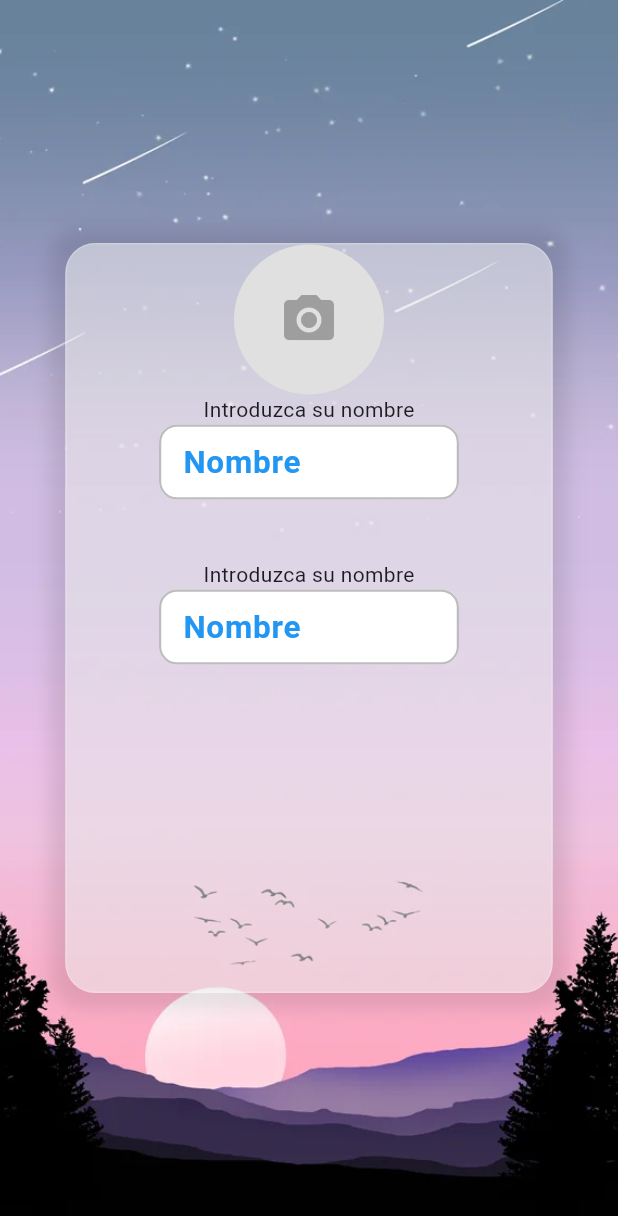
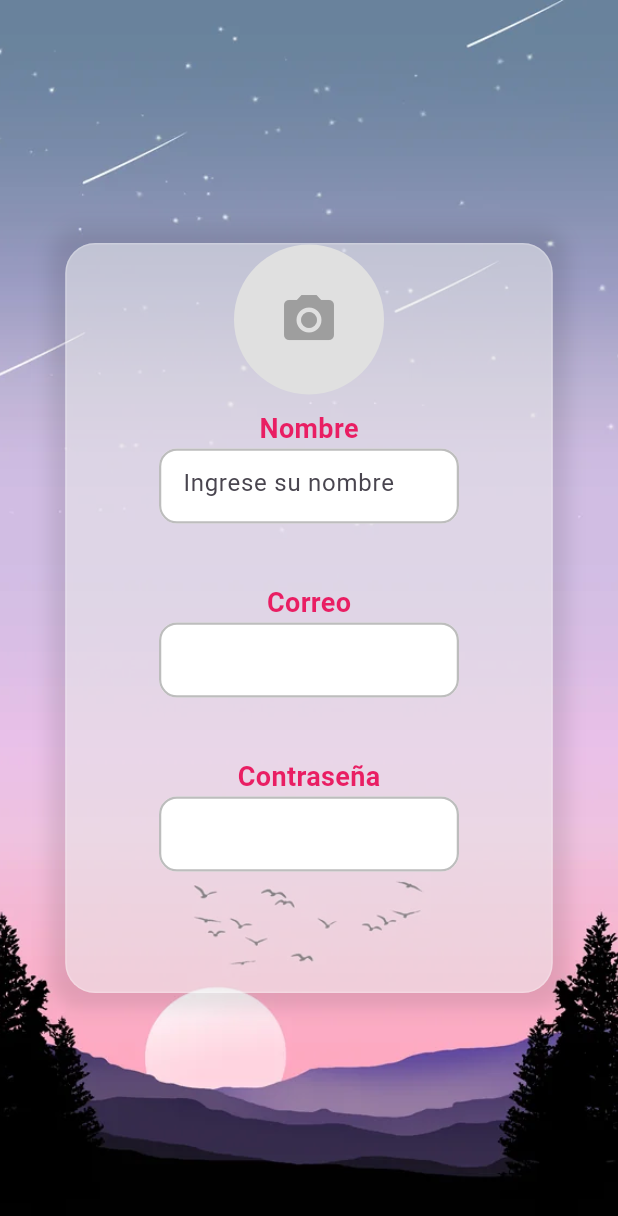
Before and after one commit to PalomaSenpai/Figma, a Flutter app: the SingupScreen screen opened by its route, on a phone screen of 412 x 824 dp. Shown: the top 1216 px of the screen. Run offline on Flutter 3.47's test engine with Material 3 defaults, Android fonts, the light colour scheme and no system bars; our stand-ins replace another_flutter_splash_screen, carousel_slider, image_picker, lottie, smooth_page_indicator and 1 more; missing offline and left inert: dark_light_button, dart:ffi; accounts and stored records are empty.

Commit message:
solo cambios en la lib

```diff
--- a/lib/screens/login_screen.dart
+++ b/lib/screens/login_screen.dart
@@ -94,7 +94,7 @@ class _LoginScreenState extends State<LoginScreen> {
              ),
             ),
             Transform.translate(
-              offset: Offset(120, 370),
+              offset: Offset(120, 330),
               child: Center(
                   child: InkWell(
                     child: Text(
--- a/lib/screens/singup_screeen.dart
+++ b/lib/screens/singup_screeen.dart
@@ -51,6 +51,7 @@ class _SingupScreeenState extends State<SingupScreen> {
                 leading: Icon(Icons.photo_camera),
                 title: Text("Camara"),
                 onTap: () {
+                  _CameraImage();
                   Navigator.of(context).pop();
                 },
               )
@@ -115,11 +116,16 @@ class _SingupScreeenState extends State<SingupScreen> {
                                 ),
                               ),
                             ),
+                            SizedBox(
+                              height: 10,
+                            ),
                             Center(
                               child: Text(
-                                "Introduzca su nombre",
+                                "Nombre",
                                 style: TextStyle(
-
+                                  color: Colors.pink,
+                                  fontSize: 18,
+                                  fontWeight: FontWeight.bold
                                 ),
                                 ),
                             ),
@@ -130,6 +136,7 @@ class _SingupScreeenState extends State<SingupScreen> {
                               child: TextFormField(
                                 decoration: InputDecoration(
                                 fillColor: Colors.white,
+                                hintText: "Ingrese su nombre",
                                 filled: true,
                                 border: OutlineInputBorder(
                                   borderRadius: BorderRadius.circular(12),
@@ -152,12 +159,6 @@ class _SingupScreeenState extends State<SingupScreen> {
                                   width: 2
                                 )
                               ),
-                              label: Text("Nombre"),
-                              labelStyle: TextStyle(
-                                color: Colors.blue,
-                                fontSize: 21,
-                                fontWeight: FontWeight.bold
-                              ),
 
                               ),
                               keyboardType: TextInputType.text,
@@ -171,9 +172,11 @@ class _SingupScreeenState extends State<SingupScreen> {
                             Center(
 
                               child: Text(
-                                "Introduzca su nombre",
+                                "Correo",
                                 style: TextStyle(
-
+                                  color: Colors.pink,
+                                  fontSize: 18,
+                                  fontWeight: FontWeight.bold
                                 ),
                               ),
                             ),
@@ -206,12 +209,58 @@ class _SingupScreeenState extends State<SingupScreen> {
                                   width: 2
                                 )
                               ),
-                              label: Text("Nombre"),
-                              labelStyle: TextStyle(
-                                color: Colors.blue,
-                                fontSize: 21,
-                                fontWeight: FontWeight.bold
+
+
                               ),
+                              keyboardType: TextInputType.text,
+                              style: TextStyle(color: Colors.black,fontSize: 16,),
+                              ),
+                            ),
+                            ),
+                            SizedBox(
+                              height: 40,
+                            ),
+                            Center(
+
+                              child: Text(
+                                "Contraseña",
+                                style: TextStyle(
+                                  color: Colors.pink,
+                                  fontSize: 18,
+                                  fontWeight: FontWeight.bold
+                                ),
+                              ),
+                            ),
+                            Center(
+                              child: SizedBox(
+                              height: 50,
+                              width: 200,
+                              child: TextFormField(
+                                decoration: InputDecoration(
+                                fillColor: Colors.white,
+                                filled: true,
+                                border: OutlineInputBorder(
+                                  borderRadius: BorderRadius.circular(12),
+                                  borderSide: BorderSide(
+                                    color: Colors.grey,
+                                    width:  1.5
+                                  )
+                                ),
+                              enabledBorder: OutlineInputBorder(
+                                borderRadius: BorderRadius.circular(12),
+                                borderSide: BorderSide(
+                                  color: Colors.grey.shade400,
+                                  width: 1.5
+                                )
+                              ),
+                              focusedBorder: OutlineInputBorder(
+                                borderRadius: BorderRadius.circular(12),
+                                borderSide: BorderSide(
+                                  color:  Colors.blue,
+                                  width: 2
+                                )
+                              ),
+
 
                               ),
                               keyboardType: TextInputType.text,
```
